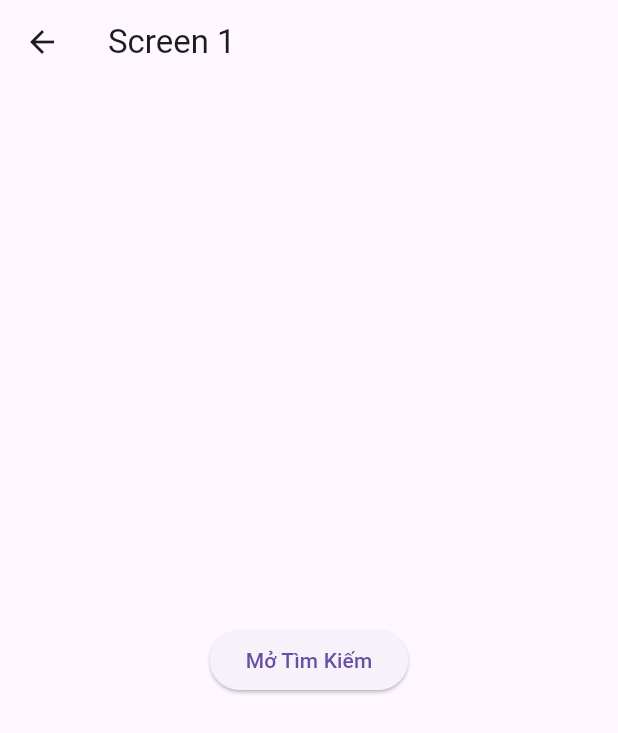
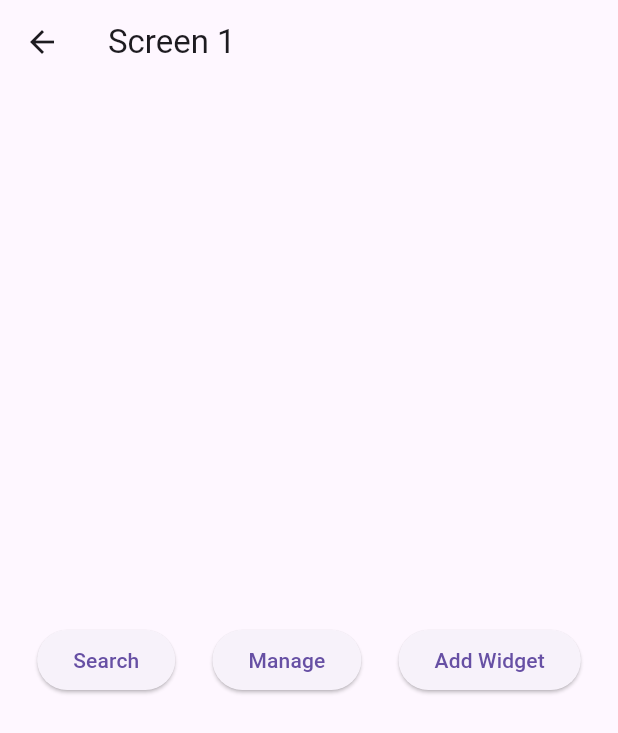
Before and after one commit to NgocDuy1206/weather_mobile_app_flutter, a Flutter app: the Screen1 screen opened by its route, on a phone screen of 412 x 824 dp. Shown: the top 733 px of the screen. Run offline on Flutter 3.47's test engine with Material 3 defaults, Android fonts, the phone set to English and light mode, and no system bars; missing offline and left inert: dart:ffi.

Commit message:
add screen add_widget

```diff
--- a/lib/fe/screen/Screen1.dart
+++ b/lib/fe/screen/Screen1.dart
@@ -1,5 +1,7 @@
 import 'package:flutter/material.dart';
 
+import 'display_search_manageLocation/add_widget_screen.dart';
+import 'display_search_manageLocation/manage_location_screen.dart';
 import 'display_search_manageLocation/search_screen.dart';
 
 class Screen1 extends StatelessWidget {
@@ -8,7 +10,10 @@ class Screen1 extends StatelessWidget {
     return Scaffold(
       appBar: AppBar(title: Text('Screen 1')),
       body: Center(
-        child: ElevatedButton(
+        child: Row(
+          mainAxisAlignment: MainAxisAlignment.spaceEvenly,
+          children: [
+            ElevatedButton(
               onPressed: () {
                 showModalBottomSheet(
                   context: context,
@@ -18,12 +23,31 @@ class Screen1 extends StatelessWidget {
                     borderRadius: BorderRadius.vertical(top: Radius.circular(20)),
                   ),
                   builder: (BuildContext context) {
-                //Nhảy sang search_screen
                     return SearchScreenModal();
                   },
                 );
               },
-          child: Text('Mở Tìm Kiếm'),
+              child: Text('Search'),
+            ),
+            ElevatedButton(
+              onPressed: () {
+                Navigator.push(
+                  context,
+                  MaterialPageRoute(builder: (context) => ManageScreen()),
+                );
+              },
+              child: Text('Manage'),
+            ),
+            ElevatedButton(
+              onPressed: () {
+                Navigator.push(
+                  context,
+                  MaterialPageRoute(builder: (context) => AddWidgetScreen()),
+                );
+              },
+              child: Text('Add Widget'),
+            ),
+          ],
         ),
       ),
     );
```
Lines whose indentation alone changed are shown as unchanged.
